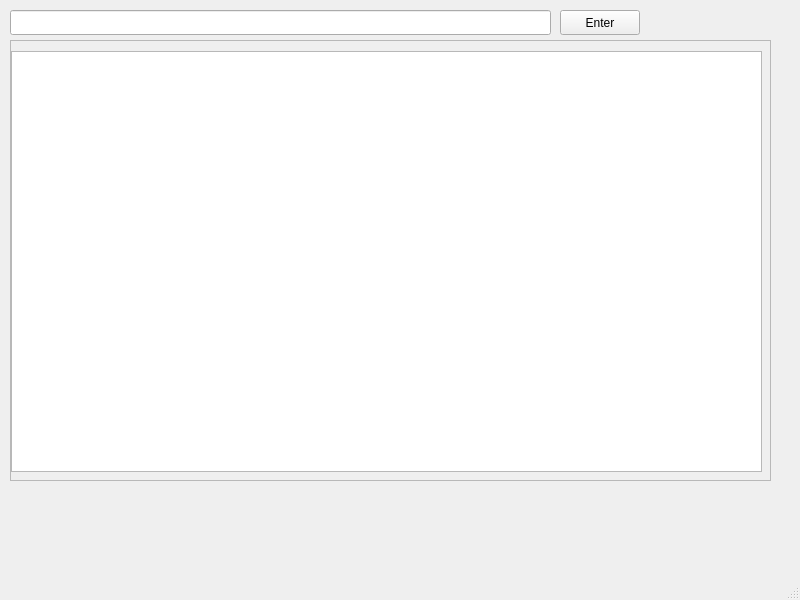
Qt form mainwindow.ui (falvad01/DFA) before a commit.
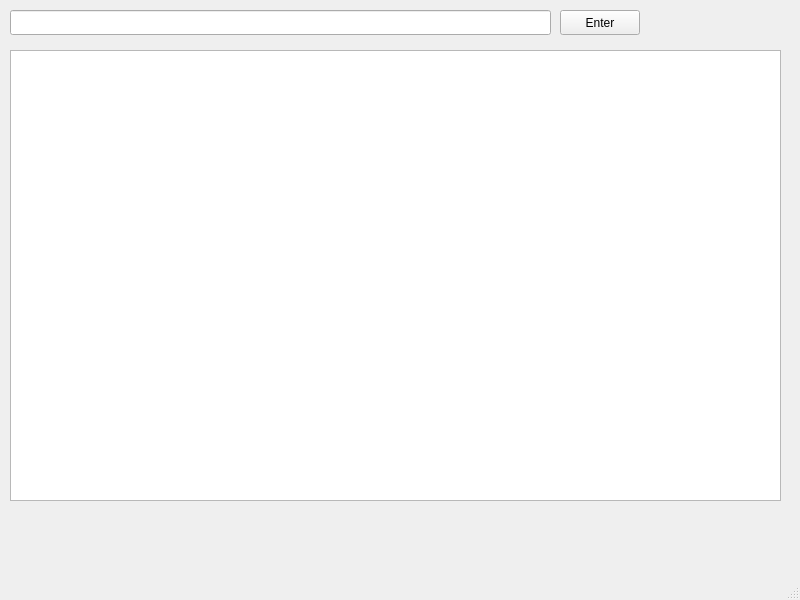
The same form after that commit.

```diff
--- a/mainwindow.ui
+++ b/mainwindow.ui
@@ -27,39 +27,6 @@
                     <string>Enter</string>
                 </property>
             </widget>
-            <widget class="QScrollArea" name="scrollArea">
-                <property name="geometry">
-                    <rect>
-                        <x>10</x>
-                        <y>40</y>
-                        <width>761</width>
-                        <height>441</height>
-                    </rect>
-                </property>
-                <property name="widgetResizable">
-                    <bool>true</bool>
-                </property>
-                <widget class="QWidget" name="scrollAreaWidgetContents">
-                    <property name="geometry">
-                        <rect>
-                            <x>0</x>
-                            <y>0</y>
-                            <width>759</width>
-                            <height>439</height>
-                        </rect>
-                    </property>
-                    <widget class="QTextBrowser" name="textBrowser">
-                        <property name="geometry">
-                            <rect>
-                                <x>0</x>
-                                <y>10</y>
-                                <width>751</width>
-                                <height>421</height>
-                            </rect>
-                        </property>
-                    </widget>
-                </widget>
-            </widget>
             <widget class="QLineEdit" name="input">
                 <property name="geometry">
                     <rect>
@@ -70,6 +37,16 @@
                     </rect>
                 </property>
             </widget>
+            <widget class="QTextEdit" name="textEdit">
+                <property name="geometry">
+                    <rect>
+                        <x>10</x>
+                        <y>50</y>
+                        <width>771</width>
+                        <height>451</height>
+                    </rect>
+                </property>
+            </widget>
         </widget>
         <widget class="QMenuBar" name="menubar">
             <property name="geometry">
```
